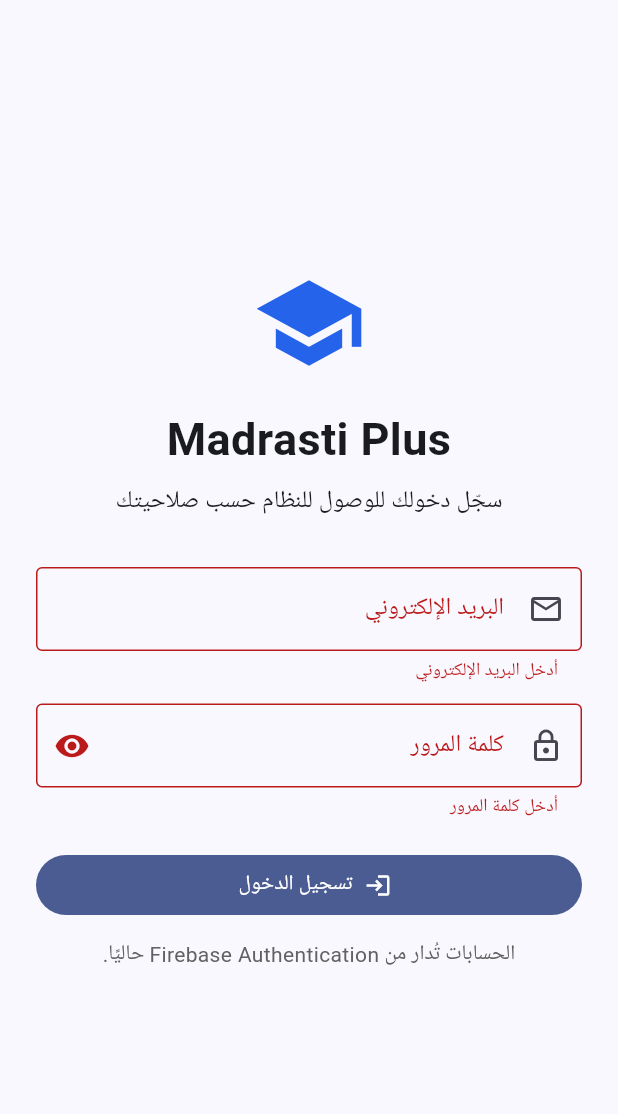
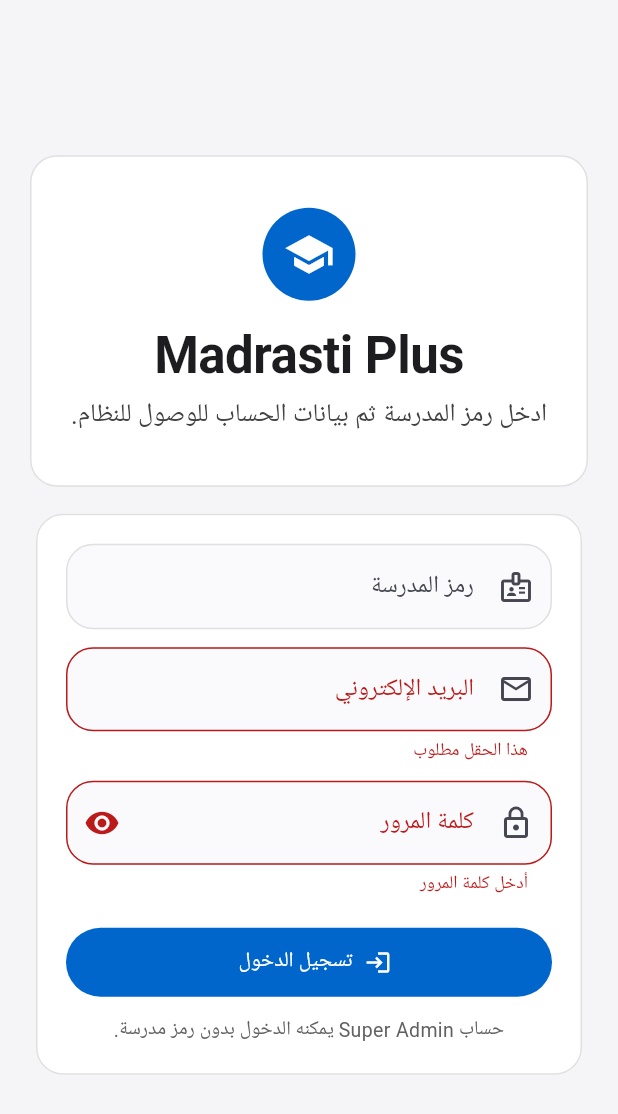
Before and after one commit to ssawaftah/Madrasti-Plus, a Flutter app: the screen it shows after launch, after a tap on "تسجيل الدخول", on a phone screen of 412 x 824 dp. Shown: the top 1114 px of the screen. Run offline on Flutter 3.47's test engine with Material 3 defaults, Android fonts, the phone set to English and light mode, and no system bars; our stand-ins replace cloud_firestore, firebase_auth, firebase_core, firebase_messaging, flutter_local_notifications, shared_preferences; missing offline and left inert: nfc_manager; accounts and stored records are empty.

Commit message:
Require school code on login

```diff
--- a/lib/features/auth/login_screen.dart
+++ b/lib/features/auth/login_screen.dart
@@ -11,6 +11,7 @@
 }
 
 class _LoginScreenState extends State<LoginScreen> {
+  final _schoolCodeController = TextEditingController();
   final _emailController = TextEditingController();
   final _passwordController = TextEditingController();
   final _formKey = GlobalKey<FormState>();
@@ -19,6 +20,7 @@
 
   @override
   void dispose() {
+    _schoolCodeController.dispose();
     _emailController.dispose();
     _passwordController.dispose();
     super.dispose();
@@ -27,14 +29,18 @@
   Future<void> _login() async {
     if (!_formKey.currentState!.validate() || _isLoading) return;
 
-    setState(() {
-      _isLoading = true;
-    });
+    setState(() => _isLoading = true);
 
     try {
       await AuthService().signIn(
+        schoolCode: _schoolCodeController.text,
         email: _emailController.text,
         password: _passwordController.text,
+      );
+    } on SchoolCodeException catch (error) {
+      if (!mounted) return;
+      ScaffoldMessenger.of(context).showSnackBar(
+        SnackBar(content: Text(error.message)),
       );
     } on FirebaseAuthException catch (error) {
       if (!mounted) return;
@@ -47,11 +53,7 @@
         SnackBar(content: Text('فشل تسجيل الدخول: $error')),
       );
     } finally {
-      if (mounted) {
-        setState(() {
-          _isLoading = false;
-        });
-      }
+      if (mounted) setState(() => _isLoading = false);
     }
   }
 
@@ -77,51 +79,96 @@
     return Directionality(
       textDirection: TextDirection.rtl,
       child: Scaffold(
+        backgroundColor: const Color(0xFFF5F5F7),
         body: SafeArea(
           child: Center(
             child: SingleChildScrollView(
-              padding: const EdgeInsets.all(24),
+              padding: const EdgeInsets.all(20),
               child: ConstrainedBox(
-                constraints: const BoxConstraints(maxWidth: 420),
+                constraints: const BoxConstraints(maxWidth: 430),
+                child: Column(
+                  children: [
+                    Container(
+                      width: double.infinity,
+                      padding: const EdgeInsets.symmetric(horizontal: 24, vertical: 34),
+                      decoration: BoxDecoration(
+                        color: Colors.white,
+                        borderRadius: BorderRadius.circular(18),
+                        border: Border.all(color: const Color(0xFFE0E0E0)),
+                      ),
+                      child: Column(
+                        children: [
+                          Container(
+                            width: 62,
+                            height: 62,
+                            decoration: const BoxDecoration(
+                              shape: BoxShape.circle,
+                              color: Color(0xFF0066CC),
+                            ),
+                            child: const Icon(
+                              Icons.school,
+                              color: Colors.white,
+                              size: 34,
+                            ),
+                          ),
+                          const SizedBox(height: 18),
+                          const Text(
+                            'Madrasti Plus',
+                            textAlign: TextAlign.center,
+                            style: TextStyle(
+                              fontSize: 34,
+                              fontWeight: FontWeight.w600,
+                              height: 1.1,
+                              letterSpacing: -0.37,
+                              color: Color(0xFF1D1D1F),
+                            ),
+                          ),
+                          const SizedBox(height: 8),
+                          Text(
+                            'ادخل رمز المدرسة ثم بيانات الحساب للوصول للنظام.',
+                            textAlign: TextAlign.center,
+                            style: TextStyle(
+                              fontSize: 17,
+                              height: 1.47,
+                              color: Colors.grey.shade800,
+                            ),
+                          ),
+                        ],
+                      ),
+                    ),
+                    const SizedBox(height: 14),
+                    Card(
+                      elevation: 0,
+                      color: Colors.white,
+                      shape: RoundedRectangleBorder(
+                        borderRadius: BorderRadius.circular(18),
+                        side: const BorderSide(color: Color(0xFFE0E0E0)),
+                      ),
+                      child: Padding(
+                        padding: const EdgeInsets.all(20),
                         child: Form(
                           key: _formKey,
                           child: Column(
                             crossAxisAlignment: CrossAxisAlignment.stretch,
                             children: [
-                      const Icon(Icons.school, size: 76, color: Color(0xFF2563EB)),
-                      const SizedBox(height: 18),
-                      const Text(
-                        'Madrasti Plus',
-                        textAlign: TextAlign.center,
-                        style: TextStyle(
-                          fontSize: 30,
-                          fontWeight: FontWeight.bold,
+                              _LoginField(
+                                controller: _schoolCodeController,
+                                label: 'رمز المدرسة',
+                                hint: 'مثال: MAD-12345',
+                                icon: Icons.badge_outlined,
+                                textInputAction: TextInputAction.next,
+                                textCapitalization: TextCapitalization.characters,
+                                allowEmptyForSuperAdmin: true,
                               ),
-                      ),
-                      const SizedBox(height: 8),
-                      const Text(
-                        'سجّل دخولك للوصول للنظام حسب صلاحيتك',
-                        textAlign: TextAlign.center,
-                        style: TextStyle(fontSize: 16),
-                      ),
-                      const SizedBox(height: 32),
-                      TextFormField(
+                              const SizedBox(height: 12),
+                              _LoginField(
                                 controller: _emailController,
+                                label: 'البريد الإلكتروني',
+                                icon: Icons.email_outlined,
                                 keyboardType: TextInputType.emailAddress,
                                 textInputAction: TextInputAction.next,
-                        decoration: const InputDecoration(
-                          labelText: 'البريد الإلكتروني',
-                          border: OutlineInputBorder(),
-                          prefixIcon: Icon(Icons.email_outlined),
                               ),
-                        validator: (value) {
-                          if (value == null || value.trim().isEmpty) {
-                            return 'أدخل البريد الإلكتروني';
-                          }
-                          return null;
-                        },
-                      ),
-                      const SizedBox(height: 14),
+                              const SizedBox(height: 12),
                               TextFormField(
                                 controller: _passwordController,
                                 obscureText: _obscurePassword,
@@ -129,13 +176,19 @@
                                 onFieldSubmitted: (_) => _login(),
                                 decoration: InputDecoration(
                                   labelText: 'كلمة المرور',
-                          border: const OutlineInputBorder(),
                                   prefixIcon: const Icon(Icons.lock_outline),
+                                  filled: true,
+                                  fillColor: const Color(0xFFFAFAFC),
+                                  border: OutlineInputBorder(
+                                    borderRadius: BorderRadius.circular(18),
+                                  ),
+                                  enabledBorder: OutlineInputBorder(
+                                    borderRadius: BorderRadius.circular(18),
+                                    borderSide: const BorderSide(color: Color(0xFFE0E0E0)),
+                                  ),
                                   suffixIcon: IconButton(
                                     onPressed: () {
-                              setState(() {
-                                _obscurePassword = !_obscurePassword;
-                              });
+                                      setState(() => _obscurePassword = !_obscurePassword);
                                     },
                                     icon: Icon(
                                       _obscurePassword
@@ -153,6 +206,14 @@
                               ),
                               const SizedBox(height: 20),
                               FilledButton.icon(
+                                style: FilledButton.styleFrom(
+                                  backgroundColor: const Color(0xFF0066CC),
+                                  foregroundColor: Colors.white,
+                                  minimumSize: const Size.fromHeight(46),
+                                  shape: RoundedRectangleBorder(
+                                    borderRadius: BorderRadius.circular(999),
+                                  ),
+                                ),
                                 onPressed: _isLoading ? null : _login,
                                 icon: _isLoading
                                     ? const SizedBox(
@@ -165,12 +226,16 @@
                               ),
                               const SizedBox(height: 12),
                               Text(
-                        'الحسابات تُدار من Firebase Authentication حاليًا.',
+                                'حساب Super Admin يمكنه الدخول بدون رمز مدرسة.',
                                 textAlign: TextAlign.center,
-                        style: TextStyle(color: Colors.grey.shade700),
+                                style: TextStyle(color: Colors.grey.shade700, fontSize: 13),
                               ),
                             ],
                           ),
+                        ),
+                      ),
+                    ),
+                  ],
                 ),
               ),
             ),
@@ -180,3 +245,59 @@
     );
   }
 }
+
+class _LoginField extends StatelessWidget {
+  final TextEditingController controller;
+  final String label;
+  final String? hint;
+  final IconData icon;
+  final TextInputType? keyboardType;
+  final TextInputAction? textInputAction;
+  final TextCapitalization textCapitalization;
+  final bool allowEmptyForSuperAdmin;
+
+  const _LoginField({
+    required this.controller,
+    required this.label,
+    required this.icon,
+    this.hint,
+    this.keyboardType,
+    this.textInputAction,
+    this.textCapitalization = TextCapitalization.none,
+    this.allowEmptyForSuperAdmin = false,
+  });
+
+  @override
+  Widget build(BuildContext context) {
+    return TextFormField(
+      controller: controller,
+      keyboardType: keyboardType,
+      textInputAction: textInputAction,
+      textCapitalization: textCapitalization,
+      decoration: InputDecoration(
+        labelText: label,
+        hintText: hint,
+        prefixIcon: Icon(icon),
+        filled: true,
+        fillColor: const Color(0xFFFAFAFC),
+        border: OutlineInputBorder(borderRadius: BorderRadius.circular(18)),
+        enabledBorder: OutlineInputBorder(
+          borderRadius: BorderRadius.circular(18),
+          borderSide: const BorderSide(color: Color(0xFFE0E0E0)),
+        ),
+      ),
+      validator: (value) {
+        if (!allowEmptyForSuperAdmin && (value == null || value.trim().isEmpty)) {
+          return 'هذا الحقل مطلوب';
+        }
+        if (keyboardType == TextInputType.emailAddress &&
+            value != null &&
+            value.trim().isNotEmpty &&
+            !value.contains('@')) {
+          return 'البريد الإلكتروني غير صحيح';
+        }
+        return null;
+      },
+    );
+  }
+}
```
Lines whose indentation alone changed are shown as unchanged.
